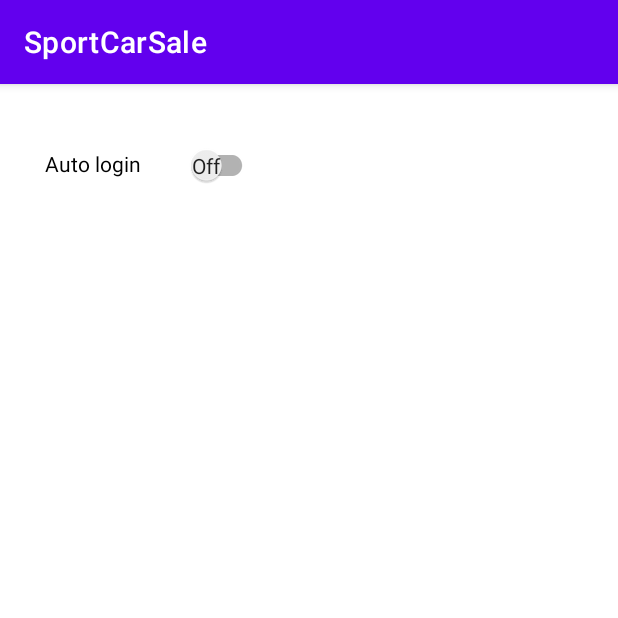
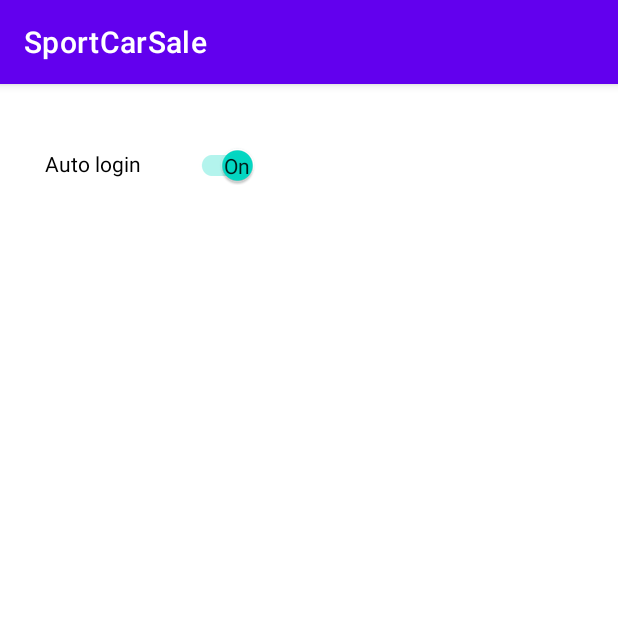
Before and after one commit to Denzap0/SportCarSale, an Android app: the fragment SettingsFragment placed in its activity, on a phone screen of 412 x 824 dp, the top half of it. Run offline under Robolectric (Android 15) with nearby library versions, the phone set to English and light mode, and no system bars; our stand-ins replace Firebase (no records; nobody signed in at launch, a user with empty details on screens opened directly).

Commit message:
added all minimal functionality 2

```diff
--- a/app/src/main/java/com/example/sportcarsale/View/SettingsFragment.kt
+++ b/app/src/main/java/com/example/sportcarsale/View/SettingsFragment.kt
@@ -27,7 +27,7 @@ class SettingsFragment : Fragment(), CompoundButton.OnCheckedChangeListener {
         if (this.context != null) {
             autoLoginSwitchCompat.isChecked =
                 this.context?.getSharedPreferences("autoLogin", Context.MODE_PRIVATE)
-                    ?.getBoolean("autoLogin", false)!!
+                    ?.getBoolean("autoLogin", true)!!
         }
         autoLoginSwitchCompat.setOnCheckedChangeListener(this)
     }
```
